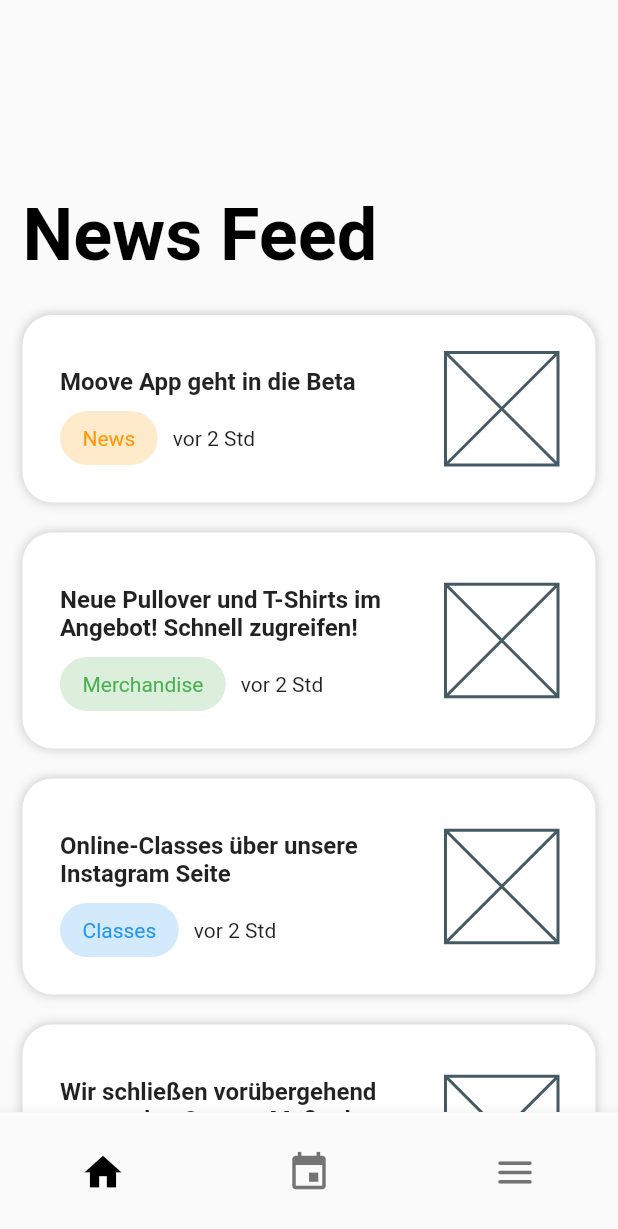
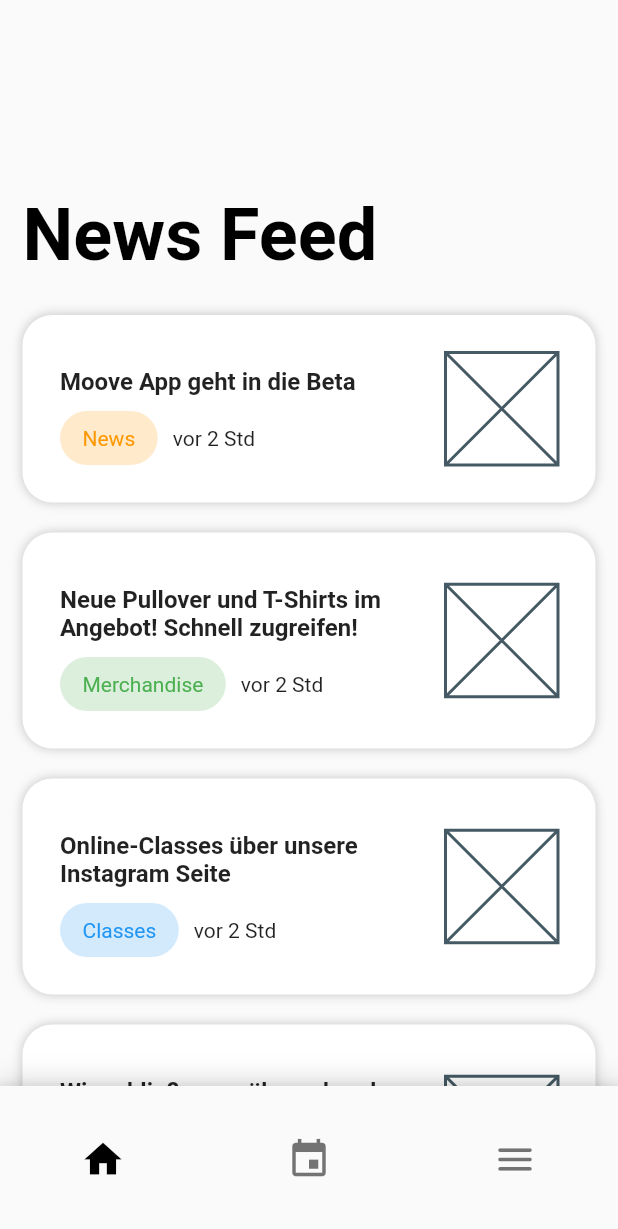
Before and after one commit to xlamn/moove_dance_studio, a Flutter app: the screen it shows after launch, on a phone screen of 412 x 824 dp. Shown: the top 1229 px of the screen. Run offline on Flutter 3.47's test engine with Material 2 defaults, Android fonts, the phone set to English and light mode, and no system bars; our stand-ins replace webview_flutter, weekday_selector.

Commit message:
add shadow to bottomNavigationBar

```diff
--- a/lib/src/main.dart
+++ b/lib/src/main.dart
@@ -90,8 +90,18 @@ class _MyHomePageState extends State<MyHomePage> {
       body: Center(
         child: _widgetOptions.elementAt(_selectedIndex),
       ),
-      bottomNavigationBar: SizedBox(
-        height: MediaQuery.of(context).size.height * 0.1,
+      bottomNavigationBar: Container(
+        decoration: BoxDecoration(
+          color: Theme.of(context).primaryColor,
+          boxShadow: [
+            BoxShadow(
+              color: Colors.black.withOpacity(0.2),
+              spreadRadius: 0.5,
+              blurRadius: 15.0,
+            ),
+          ],
+        ),
+        height: 100,
         child: BottomNavigationBar(
           items: const <BottomNavigationBarItem>[
             BottomNavigationBarItem(
```
